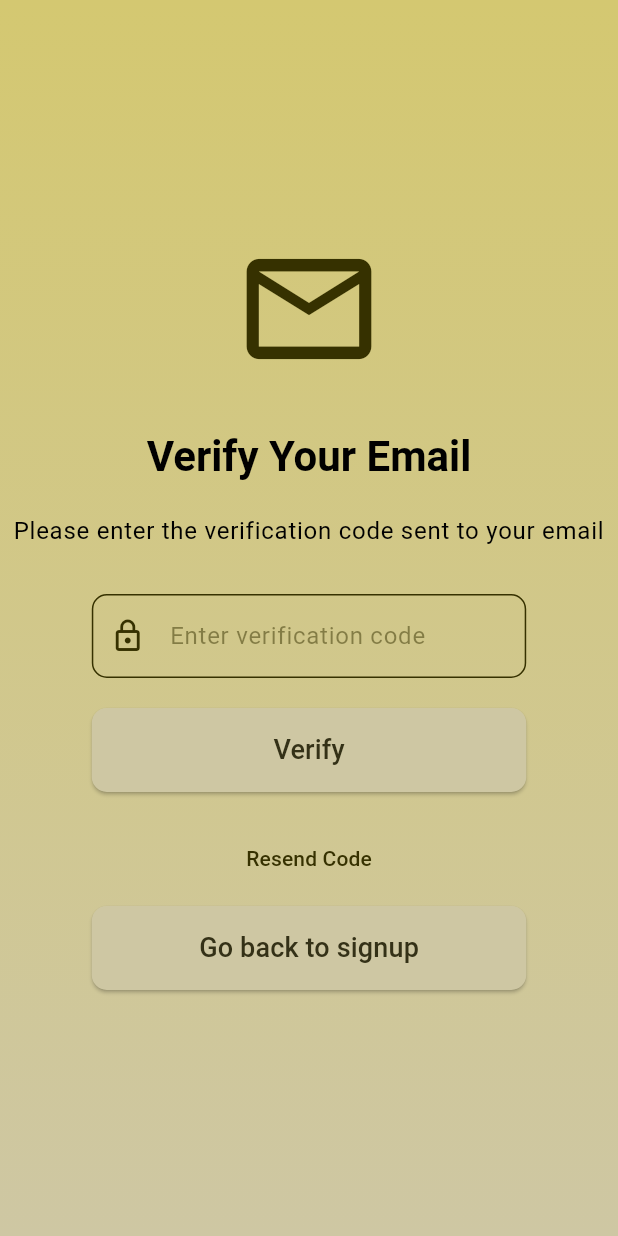
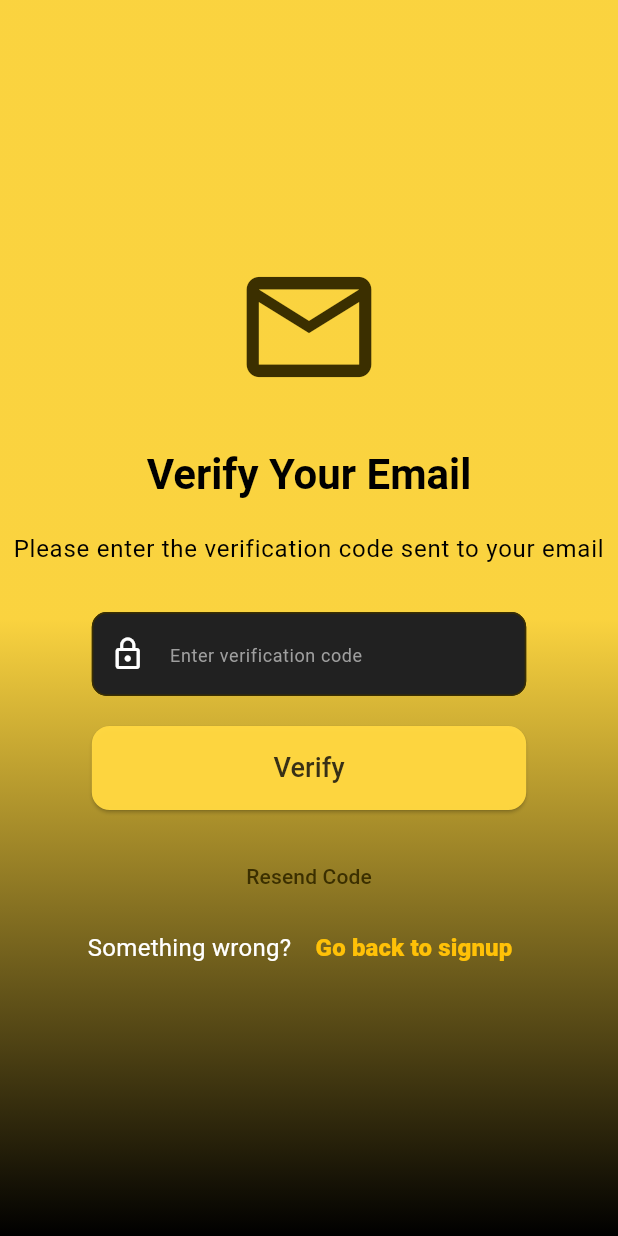
Before and after one commit to dahdoulan/tevly-client, a Flutter app: the VerificationPage screen opened by its route, on a phone screen of 412 x 824 dp. Run offline on Flutter 3.47's test engine with Material 3 defaults, Android fonts, the phone set to English and light mode, and no system bars; our stand-ins replace cached_network_image, chewie, dotted_border, timeago, video_player; missing offline and left inert: flutter_dropzone; accounts and stored records are empty; network calls fail.

Commit message:
Auth pages finalized

```diff
--- a/lib/auth_components/pages/verification_page.dart
+++ b/lib/auth_components/pages/verification_page.dart
@@ -3,6 +3,7 @@ import 'package:flutter/material.dart';
 import 'package:flutter/foundation.dart' show kIsWeb;
 import 'package:http/http.dart' as http;
 import 'package:tevly_client/auth_components/api/api_constants.dart';
+import 'package:tevly_client/home_component/models/theme.dart';
 import '../../commons/logger/logger.dart';
 
 class VerificationPage extends StatefulWidget {
@@ -69,11 +70,11 @@ Future<void> _verifyCode() async {
       body: Container(
         decoration: BoxDecoration(
           gradient: LinearGradient(
-            begin: Alignment.topCenter,
+            begin: Alignment.center,
             end: Alignment.bottomCenter,
             colors: [
-              Theme.of(context).colorScheme.primary,
-              Theme.of(context).colorScheme.secondary,
+               AppTheme.primaryColor,
+              AppTheme.backgroundColor,
             ],
           ),
         ),
@@ -128,12 +129,8 @@ Future<void> _verifyCode() async {
                       color: Theme.of(context).colorScheme.onPrimary,
                     ),
                   ),
-                ),TextButton(
-                  onPressed: () {
-           Navigator.pushReplacementNamed(context, '/signup');
-                  },
-                  child:_buildVerifyButton("Go back to signup"),
           ),
+        _buildGoBackToSignupLink(),
               ],
             ),
           ),
@@ -147,19 +144,18 @@ Future<void> _verifyCode() async {
       width: kIsWeb
           ? MediaQuery.of(context).size.width * 0.4
           : MediaQuery.of(context).size.width * 0.8,
-      padding: const EdgeInsets.symmetric(horizontal: 20),
+    padding: EdgeInsets.symmetric(horizontal: AppTheme.defaultPadding),
       child: TextFormField(
         keyboardType: TextInputType.number,
         controller: _verificationController,
-        style: TextStyle(color: Theme.of(context).colorScheme.onPrimary),
-        decoration: InputDecoration(
+          style: AppTheme.bodyStyle,
+            decoration: AppTheme.inputDecoration.copyWith(
             hintText: 'Enter verification code',
-          hintStyle: TextStyle(
-            color: Theme.of(context).colorScheme.onPrimary.withOpacity(0.5),
-          ),
-          prefixIcon: Icon(
+            hintStyle: AppTheme.captionStyle,
+
+          prefixIcon: const Icon(
             Icons.lock_outline,
-            color: Theme.of(context).colorScheme.onPrimary,
+                  color: AppTheme.textColor,
           ),
           enabledBorder: OutlineInputBorder(
             borderSide: BorderSide(
@@ -185,14 +181,15 @@ Future<void> _verifyCode() async {
           ? MediaQuery.of(context).size.width * 0.4
           : MediaQuery.of(context).size.width * 0.8,
       child: Padding(
-        padding: const EdgeInsets.symmetric(horizontal: 20),
+      padding: EdgeInsets.symmetric(horizontal: AppTheme.defaultPadding),
         child: ElevatedButton(
           onPressed: _isLoading ? null : _verifyCode,
          style: ElevatedButton.styleFrom(
           padding: const EdgeInsets.symmetric(vertical: 15),
-            backgroundColor: Theme.of(context).colorScheme.secondary,
+          backgroundColor: AppTheme.primaryColor,
+          foregroundColor: AppTheme.textColor,
           shape: RoundedRectangleBorder(
-              borderRadius: BorderRadius.circular(10),
+            borderRadius: BorderRadius.circular(12),
           ),
         ),
           child: _isLoading
@@ -208,4 +205,22 @@ Future<void> _verifyCode() async {
       ),
     );
   }
+   Widget _buildGoBackToSignupLink() {
+   return Row(
+      mainAxisAlignment: MainAxisAlignment.center,
+      children: [
+        Text(
+          "Something wrong? ",
+          style: AppTheme.bodyStyle,
+        ),
+        TextButton(
+          onPressed: () => Navigator.pushNamed(context, '/signup'),
+          child: Text(
+            "Go back to signup",
+            style: AppTheme.linkStyle,
+          ),
+        ),
+      ],
+    );
   }
+}
--- a/lib/home_component/models/theme.dart
+++ b/lib/home_component/models/theme.dart
@@ -8,6 +8,7 @@ class AppTheme {
   static final accentBlue = Colors.blue[700];
   static final accentGreen = Colors.green[700];
   static final accentOrange = Colors.orange[700];
+  static final seconderyTextColor = Colors.white;
     // Spacing and Padding
   static const double defaultSpacing = 16.0;
   static const double defaultPadding = 20.0;
@@ -65,8 +66,8 @@ class AppTheme {
 
   static final linkStyle = TextStyle(
     fontSize: 16,
-    color: accentBlue,
-    fontWeight: FontWeight.w500,
+    color: Colors.amber,
+    fontWeight: FontWeight.w800,
   );
 
   static final errorTextStyle = TextStyle(
--- a/lib/main.dart
+++ b/lib/main.dart
@@ -6,6 +6,7 @@ import 'package:tevly_client/auth_components/pages/forgot_password.dart';
 import 'package:tevly_client/auth_components/pages/login.dart';
 import 'package:tevly_client/auth_components/pages/signup.dart';
 import 'package:tevly_client/auth_components/pages/verification_page.dart';
+import 'package:tevly_client/home_component/models/theme.dart';
 import 'package:tevly_client/home_component/providers/comment_provider.dart';
 import 'package:tevly_client/home_component/providers/Rating_provider.dart';
 import 'package:tevly_client/home_component/screens/search.dart';
@@ -54,7 +55,7 @@ class MyApp extends StatelessWidget {
       debugShowCheckedModeBanner: false,
       theme: ThemeData.dark().copyWith(
         colorScheme: ColorScheme.fromSeed(
-            seedColor: Colors.yellow, brightness: Brightness.dark),
+            seedColor: AppTheme.primaryColor, brightness: Brightness.dark),
       ),
 
  home :const LoginPage(),
```
Also changed, not shown: lib/auth_components/pages/filmmaker_signup.dart (+16 -7 lines), lib/auth_components/pages/login.dart (+35 -8 lines), lib/auth_components/pages/signup.dart (+30 -12 lines), 4 other files. Lines whose indentation alone changed are shown as unchanged.
